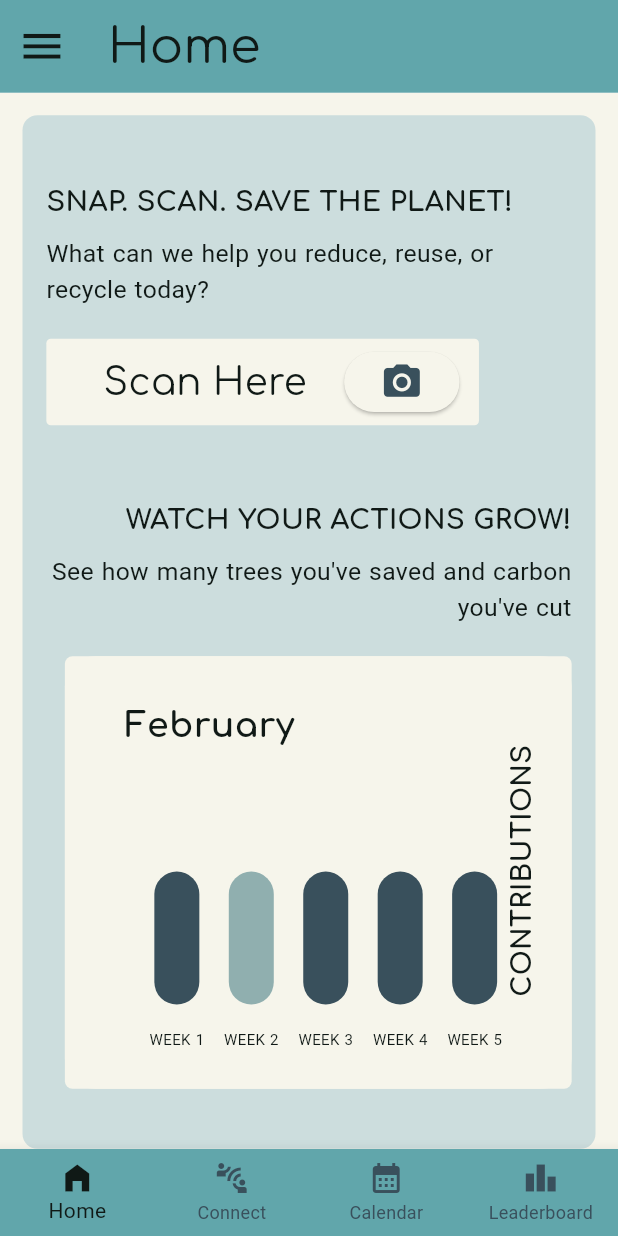
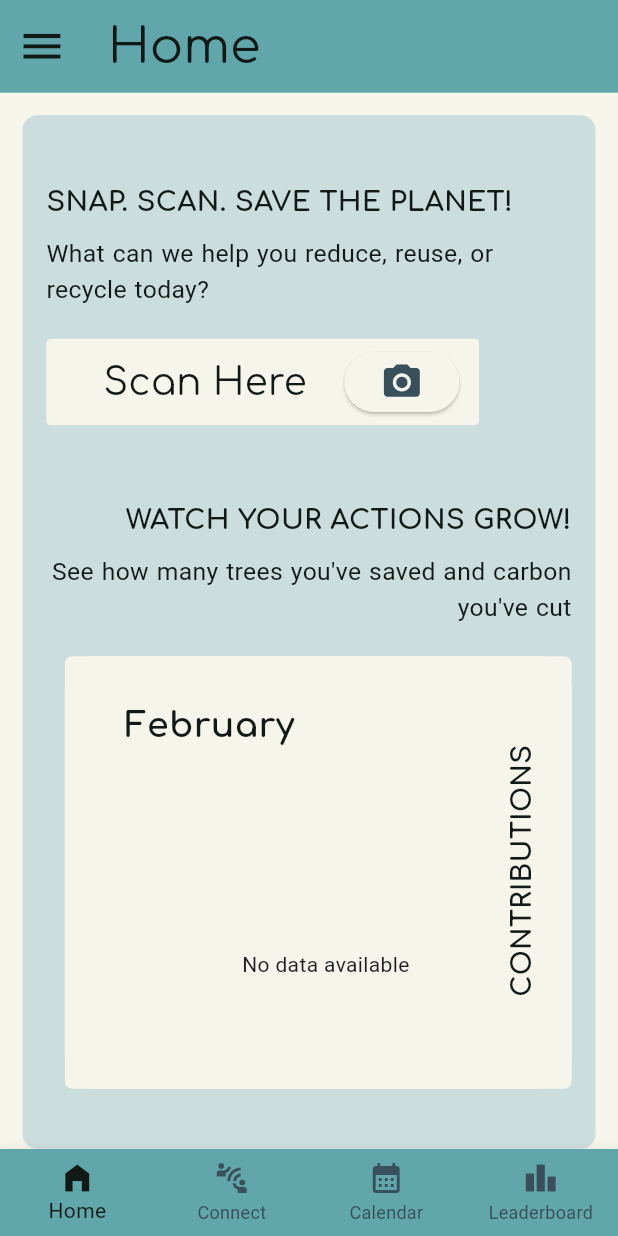
Before and after one commit to nitinjha607/leaflink-2.0, a Flutter app: the screen it shows once a user with an empty profile is signed in, on a phone screen of 412 x 824 dp. Run offline on Flutter 3.47's test engine with Material 3 defaults, Android fonts, the phone set to English and light mode, and no system bars; drawn by our look-alikes of fl_chart; our stand-ins replace cloud_firestore, firebase_auth, firebase_core, firebase_messaging, firebase_storage, google_fonts and 4 more; missing offline and left inert: flutter_share, google_gemini; accounts and stored records are empty.

Commit message:
Update bar_chart.dart

```diff
--- a/leaflink/lib/pages/graphicaldata/bar_chart.dart
+++ b/leaflink/lib/pages/graphicaldata/bar_chart.dart
@@ -1,16 +1,80 @@
-import 'package:google_fonts/google_fonts.dart';
 import 'package:fl_chart/fl_chart.dart';
 import 'package:flutter/material.dart';
-import 'package:flutter/widgets.dart';
+import 'package:cloud_firestore/cloud_firestore.dart';
+import 'package:firebase_auth/firebase_auth.dart';
+import 'package:firebase_core/firebase_core.dart';
 
 class BarChartContent extends StatelessWidget {
-  const BarChartContent({super.key});
+  const BarChartContent({Key? key});
 
   @override
   Widget build(BuildContext context) {
+    final currentUserEmail = FirebaseAuth.instance.currentUser!.email;
+
+    return FutureBuilder(
+      future: Firebase.initializeApp(),
+      builder: (context, snapshot) {
+        if (snapshot.connectionState == ConnectionState.waiting) {
+          return Center(child: CircularProgressIndicator());
+        }
+        if (snapshot.hasError) {
+          return Center(child: Text('Error: ${snapshot.error}'));
+        }
+        return StreamBuilder<QuerySnapshot>(
+          stream: FirebaseFirestore.instance
+              .collection("graphdata")
+              .where('email', isEqualTo: currentUserEmail)
+              .snapshots(),
+          builder: (context, snapshot) {
+            if (snapshot.connectionState == ConnectionState.waiting) {
+              return Center(child: CircularProgressIndicator());
+            }
+            if (snapshot.hasError) {
+              return Center(child: Text('Error: ${snapshot.error}'));
+            }
+
+            // Check if no documents are retrieved
+            if (snapshot.data!.docs.isEmpty) {
+              return Center(child: Text('No data available'));
+            }
+
+            // Convert the documents into a list of week data
+            List<int> weekDataList = [];
+            snapshot.data!.docs.forEach((doc) {
+              weekDataList.add(doc['week1']);
+              weekDataList.add(doc['week2']);
+              weekDataList.add(doc['week3']);
+              weekDataList.add(doc['week4']);
+              weekDataList.add(doc['week5']);
+            });
+
+            // Convert week data list to BarChartGroupData
+            List<BarChartGroupData> barChartGroupData = [];
+            int maxBarIndex = 0;
+            double maxBarValue = weekDataList[0].toDouble();
+            for (int i = 0; i < weekDataList.length; i++) {
+              if (weekDataList[i] > maxBarValue) {
+                maxBarValue = weekDataList[i].toDouble();
+                maxBarIndex = i;
+              }
+              barChartGroupData.add(BarChartGroupData(
+                x: i + 1,
+                barRods: [
+                  BarChartRodData(
+                    toY: weekDataList[i].toDouble(), // Use week data as y value
+                    color: i == maxBarIndex
+                        ? const Color.fromRGBO(
+                            144, 175, 175, 1) // Different color for max value
+                        : const Color.fromRGBO(57, 80, 92, 1),
+                    width: 25,
+                  ),
+                ],
+              ));
+            }
+
             return BarChart(
               BarChartData(
-        maxY: 7.5,
+                maxY: 5,
                 barGroups: barChartGroupData,
                 gridData: const FlGridData(show: false),
                 titlesData: const FlTitlesData(
@@ -49,47 +113,12 @@ class BarChartContent extends StatelessWidget {
                 ),
               ),
             );
+          },
+        );
+      },
+    );
   }
 }
-
-//random static data for now
-List<BarChartGroupData> barChartGroupData = [
-  BarChartGroupData(x: 1, barRods: [
-    BarChartRodData(
-      toY: 10,
-      color: const Color.fromRGBO(57, 80, 92, 1),
-      width: 30,
-    ),
-  ]),
-  BarChartGroupData(x: 2, barRods: [
-    BarChartRodData(
-      toY: 13.5,
-      color: const Color.fromRGBO(144, 175, 175, 1),
-      width: 30,
-    ),
-  ]),
-  BarChartGroupData(x: 3, barRods: [
-    BarChartRodData(
-      toY: 12.6,
-      color: const Color.fromRGBO(57, 80, 92, 1),
-      width: 30,
-    ),
-  ]),
-  BarChartGroupData(x: 4, barRods: [
-    BarChartRodData(
-      toY: 11.4,
-      color: const Color.fromRGBO(57, 80, 92, 1),
-      width: 30,
-    ),
-  ]),
-  BarChartGroupData(x: 5, barRods: [
-    BarChartRodData(
-      toY: 7.5,
-      color: const Color.fromRGBO(57, 80, 92, 1),
-      width: 30,
-    ),
-  ]),
-];
 
 Widget getTitles(double value, TitleMeta meta) {
   Widget text;
@@ -100,7 +129,6 @@ Widget getTitles(double value, TitleMeta meta) {
         style: TextStyle(
           fontSize: 10,
           color: const Color.fromRGBO(16, 25, 22, 1),
-          fontFamily: GoogleFonts.kohSantepheap().fontFamily,
         ),
       );
       break;
@@ -110,7 +138,6 @@ Widget getTitles(double value, TitleMeta meta) {
         style: TextStyle(
           fontSize: 10,
           color: const Color.fromRGBO(16, 25, 22, 1),
-          fontFamily: GoogleFonts.kohSantepheap().fontFamily,
         ),
       );
       break;
@@ -120,7 +147,6 @@ Widget getTitles(double value, TitleMeta meta) {
         style: TextStyle(
           fontSize: 10,
           color: const Color.fromRGBO(16, 25, 22, 1),
-          fontFamily: GoogleFonts.kohSantepheap().fontFamily,
         ),
       );
       break;
@@ -130,7 +156,6 @@ Widget getTitles(double value, TitleMeta meta) {
         style: TextStyle(
           fontSize: 10,
           color: const Color.fromRGBO(16, 25, 22, 1),
-          fontFamily: GoogleFonts.kohSantepheap().fontFamily,
         ),
       );
       break;
@@ -140,18 +165,15 @@ Widget getTitles(double value, TitleMeta meta) {
         style: TextStyle(
           fontSize: 10,
           color: const Color.fromRGBO(16, 25, 22, 1),
-          fontFamily: GoogleFonts.kohSantepheap().fontFamily,
         ),
       );
       break;
-
     default:
       text = const Text('');
       break;
   }
   return SideTitleWidget(
     axisSide: meta.axisSide,
-    space: 16,
     child: text,
   );
 }
```
Lines whose indentation alone changed are shown as unchanged.
